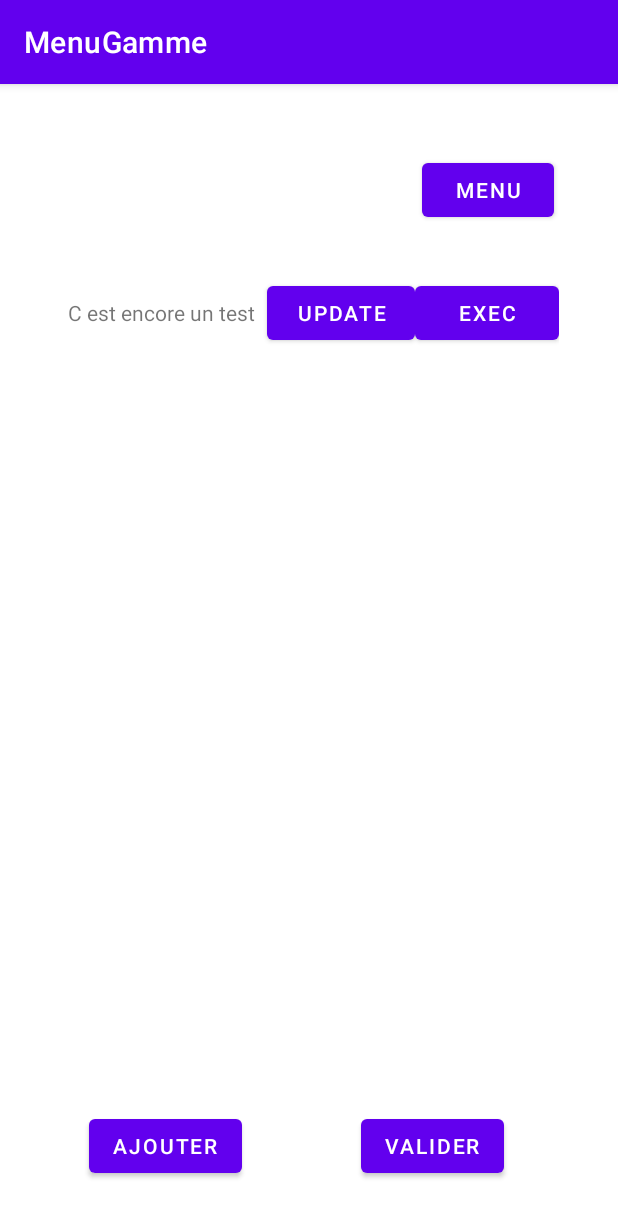
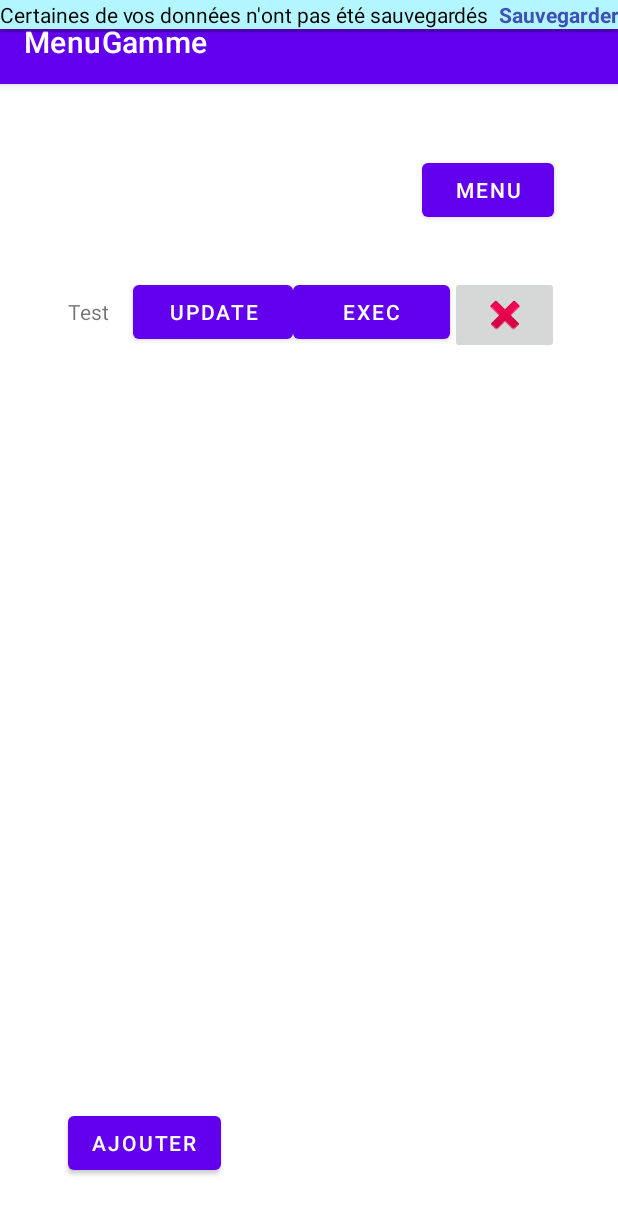
Before and after one commit to simont44/ApplicationAndroid, an Android app: the ListGammeActivity screen opened directly, with no data from a screen before it, on a phone screen of 412 x 824 dp. Shown: the top 1217 px of the screen. Run offline under Robolectric (Android 15) with nearby library versions, the phone set to English and light mode, and no system bars.

Commit message:
ça marche presque tout partout

```diff
--- a/app/src/main/AndroidManifest.xml
+++ b/app/src/main/AndroidManifest.xml
@@ -27,6 +27,9 @@
         <activity
             android:name=".OperationRepository.EditOperationActivity"
             android:label="EditOperation" />
+        <activity
+            android:name=".AbstractActivity"
+            android:label="AbstractActivity" />
     </application>
 
 </manifest>
--- a/app/src/main/java/com/example/robotandroid/GammeRepository/EditGammeActivity.java
+++ b/app/src/main/java/com/example/robotandroid/GammeRepository/EditGammeActivity.java
@@ -11,6 +11,7 @@
 import android.widget.TextView;
 
 import com.example.robotandroid.AbstractActivity;
+import com.example.robotandroid.JSONManager;
 import com.example.robotandroid.ListGammeActivity;
 import com.example.robotandroid.MenuDemarrage;
 import com.example.robotandroid.MessageJSON;
@@ -53,6 +54,8 @@
                 gamme.id = ((TextView) findViewById(R.id.editText_titregamme)).getText().toString();
                 gamme.description = ((TextView) findViewById(R.id.muliTextView_descriptionGamme)).getText().toString();
                 menuGamme.putExtra("extragamme",gamme);
+                MessageJSON msg = new MessageJSON(MessageJSON.TypeMessage.editer, gamme);
+                JSONManager.listMessage.add(msg);
                 startActivity(menuGamme);
                 finish();
             }
@@ -83,7 +86,6 @@
         Operation operation = new Operation("nouveau","nouveau");
         Intent menuOpe = new Intent(this, EditOperationActivity.class);
 
-        MessageJSON msg = new MessageJSON(MessageJSON.TypeMessage.editer,gamme);
         try{
             gamme.AjouterOperation(operation);
         }catch(Exception e) {
--- a/app/src/main/java/com/example/robotandroid/GammeRepository/GammeAdapter.java
+++ b/app/src/main/java/com/example/robotandroid/GammeRepository/GammeAdapter.java
@@ -8,16 +8,16 @@
 import androidx.annotation.NonNull;
 import androidx.recyclerview.widget.RecyclerView;
 
+import com.example.robotandroid.ListGammeActivity;
 import com.example.robotandroid.R;
 
 import java.util.List;
 
 public class GammeAdapter extends RecyclerView.Adapter<GammeViewHolder> {
 
-    private final List<Gamme> ListGamme;
 
-    public GammeAdapter(List<Gamme> listGamme) {
-        ListGamme = listGamme;
+    public GammeAdapter() {
+
     }
 
     //Liste entière des items Gammes
@@ -32,12 +32,12 @@
     @Override
     public void onBindViewHolder(GammeViewHolder holder, int position) {
     // on charge l'item graphic, on dit ce qu'il faut afficher dans l'item.
-        holder.UpdateVisual(ListGamme.get(position));
+        holder.UpdateVisual(ListGammeActivity.ListeGamme.get(position));
     }
 
     @Override
     public int getItemCount() {
-        return ListGamme.size();
+        return ListGammeActivity.ListeGamme.size();
     }
 
 }
--- a/app/src/main/java/com/example/robotandroid/GammeRepository/GammeViewHolder.java
+++ b/app/src/main/java/com/example/robotandroid/GammeRepository/GammeViewHolder.java
@@ -1,13 +1,20 @@
 package com.example.robotandroid.GammeRepository;
 
 import android.content.Intent;
+import android.util.Log;
 import android.view.View;
 import android.widget.Button;
+import android.widget.ImageButton;
 import android.widget.TextView;
 
 import androidx.recyclerview.widget.RecyclerView;
 
+import com.example.robotandroid.JSONManager;
+import com.example.robotandroid.ListGammeActivity;
+import com.example.robotandroid.MessageJSON;
 import com.example.robotandroid.R;
+
+import java.util.List;
 
 public class GammeViewHolder extends RecyclerView.ViewHolder {
 
@@ -15,12 +22,14 @@
     private TextView TextViewGamme;
     private Button ButtonUpdate;
     private Button buttonExec;
+    private ImageButton buttonDelete;
 
     public GammeViewHolder(View itemView) {
         super(itemView);
        TextViewGamme = itemView.findViewById(R.id.TextViewLabelGamme);
        ButtonUpdate = itemView.findViewById(R.id.ButtonUpdate);
        buttonExec = itemView.findViewById(R.id.buttonExec);
+       buttonDelete = itemView.findViewById(R.id.widget_listgamme_buttondelete);
     }
 
     public Gamme getUnegamme() {
@@ -41,6 +50,20 @@
         });
         this.unegamme = unegamme;
         TextViewGamme.setText(unegamme.description);
+
+        buttonDelete.setOnClickListener(new View.OnClickListener() {
+            @Override
+            public void onClick(View v) {
+                SupprimerGamme();
+            }
+        });
+
+        buttonExec.setOnClickListener(new View.OnClickListener() {
+            @Override
+            public void onClick(View v) {
+                ExecuterGamme();
+            }
+        });
     }
     //On envoie sur l'activité de création en donnant les fichiers en paramètres
     public  void GoToEditerGamme()
@@ -49,5 +72,18 @@
         menuEdit.putExtra("extragamme",this.unegamme);
         itemView.getContext().startActivity(menuEdit);
     }
+    public void SupprimerGamme()
+    {
+        ListGammeActivity.ListeGamme.remove(this.unegamme);
+        MessageJSON msg = new MessageJSON(MessageJSON.TypeMessage.supprimer,unegamme);
+    }
+    public void ExecuterGamme()
+    {
+        MessageJSON msg = new MessageJSON(MessageJSON.TypeMessage.executer, unegamme);
+        try{
+            JSONManager.SendDataJson(msg);
+        }catch (Exception e){
+            Log.e("FailedExec","L'envoie de la gamme a executer a échouer.");};
+    }
 
 }
--- a/app/src/main/java/com/example/robotandroid/ListGammeActivity.java
+++ b/app/src/main/java/com/example/robotandroid/ListGammeActivity.java
@@ -19,8 +19,9 @@
 
 public class ListGammeActivity extends AbstractActivity {
 
+    public static ArrayList<Gamme> ListeGamme = new ArrayList<Gamme>();
+
     private RecyclerView GammeRecyclerView;
-    private List<Gamme> listeGamme = new ArrayList<Gamme>();
     @Override
     protected void onCreate(Bundle savedInstanceState) {
         super.onCreate(savedInstanceState);
@@ -28,8 +29,9 @@
         Gamme gamme = (Gamme) getIntent().getSerializableExtra("extragamme");
         if(gamme!= null)
         {
-            listeGamme.add(gamme);
+            this.ListeGamme.add(gamme);
         }
+
 
         Button buttonMenu = findViewById(R.id.buttonMenu);
         buttonMenu.setOnClickListener(new View.OnClickListener() {
@@ -49,21 +51,7 @@
 
 
         GammeRecyclerView = findViewById(R.id.ViewListGamme);
-
-        //Jeu de données temporaire
-       Gamme gamme2 = new Gamme("2", "C est encore un test");
-       Operation op1 = new Operation("Tourner","ça tourne");
-        try {
-            gamme2.AjouterOperation(op1);
-            op1.AjouterTache(new Tache(Tache.TypeAction.Attendre,5));
-        } catch (Exception e) {
-            e.printStackTrace();
-        }
-        listeGamme.add(gamme2);
-      //   String s = JSONManager.SendDataJson(listeGamme);  //On met ce qu'on reçoit de la base de données
-      // String s = "{\"description\":\"Test rotation\",\"id\":\"1\",\"listeOperations\":[{\"ListeTaches\":[{\"typeAction\":\"Tourner\",\"valeur\":12},{\"typeAction\":\"Attendre\",\"valeur\":5}]},{\"ListeTaches\":[{\"typeAction\":\"Tourner\",\"valeur\":24}]}]}\n";
-      //  listeGamme= JSONManager.ConvertStringToListGamme(s);
-        ApplyGammeAdapter(listeGamme);
+        ApplyGammeAdapter();
         AfficherSauvegarde(findViewById(R.id.root_menugamme));
     }
     public void RetourMenu()
@@ -78,16 +66,14 @@
         Gamme gamme = new Gamme("nouveau","nouveau");
         Intent menuCreate = new Intent(this, EditGammeActivity.class);
         menuCreate.putExtra("extragamme",gamme);
-        MessageJSON msg = new MessageJSON(MessageJSON.TypeMessage.editer,gamme);
-        JSONManager.listMessage.add(msg);
         startActivity(menuCreate);
 
     }
 
 
-    private void ApplyGammeAdapter(List<Gamme> list){
+    private void ApplyGammeAdapter(){
         //Appel à la sauvegarde des gammes
-        GammeAdapter adapter = new GammeAdapter(list);
+        GammeAdapter adapter = new GammeAdapter();
         GammeRecyclerView.setLayoutManager(new LinearLayoutManager(getApplicationContext()));
         GammeRecyclerView.setAdapter(adapter);
     }
--- a/app/src/main/java/com/example/robotandroid/OperationRepository/EditOperationActivity.java
+++ b/app/src/main/java/com/example/robotandroid/OperationRepository/EditOperationActivity.java
@@ -107,7 +107,6 @@
         menutache.putExtra("extragamme",gamme);
         menutache.putExtra("numOpe",gamme.getListeOperations().indexOf(uneoperation));
         menutache.putExtra("numTache",uneoperation.ListeTaches.indexOf(tache));
-        MessageJSON msg = new MessageJSON(MessageJSON.TypeMessage.editer,gamme);
         startActivity(menutache);
         finish();
     }
--- a/app/src/main/res/layout/activity_menu_gamme.xml
+++ b/app/src/main/res/layout/activity_menu_gamme.xml
@@ -25,23 +25,11 @@
       android:layout_height="wrap_content"
       android:text="Ajouter"
       app:layout_constraintBottom_toBottomOf="parent"
-      app:layout_constraintEnd_toStartOf="@+id/buttonCommit"
-      app:layout_constraintHorizontal_bias="0.427"
+      app:layout_constraintEnd_toEndOf="parent"
+      app:layout_constraintHorizontal_bias="0.146"
       app:layout_constraintStart_toStartOf="parent"
       app:layout_constraintTop_toTopOf="parent"
-      app:layout_constraintVertical_bias="0.95" />
-
-  <Button
-      android:id="@+id/buttonCommit"
-      android:layout_width="wrap_content"
-      android:layout_height="wrap_content"
-      android:layout_marginEnd="76dp"
-      android:layout_marginRight="76dp"
-      android:text="Valider"
-      app:layout_constraintBottom_toBottomOf="@+id/buttonAdd"
-      app:layout_constraintEnd_toEndOf="parent"
-      app:layout_constraintTop_toTopOf="@+id/buttonAdd"
-      app:layout_constraintVertical_bias="0.0" />
+      app:layout_constraintVertical_bias="0.947" />
 
   <androidx.recyclerview.widget.RecyclerView
       android:id="@+id/ViewListGamme"
--- a/app/src/main/res/layout/widget_liste_gamme.xml
+++ b/app/src/main/res/layout/widget_liste_gamme.xml
@@ -1,5 +1,6 @@
 <?xml version="1.0" encoding="utf-8"?>
 <LinearLayout xmlns:android="http://schemas.android.com/apk/res/android"
+    xmlns:app="http://schemas.android.com/apk/res-auto"
     android:id="@+id/linearLayoutlisteGamme"
     android:layout_width="match_parent"
     android:layout_height="wrap_content">
@@ -25,4 +26,11 @@
         android:layout_weight="1"
         android:text="exec" />
 
+    <ImageButton
+        android:id="@+id/widget_listgamme_buttondelete"
+        android:layout_width="wrap_content"
+        android:layout_height="wrap_content"
+        android:layout_weight="1"
+        app:srcCompat="@android:drawable/ic_delete" />
+
 </LinearLayout>
```
Also changed, not shown: app/src/main/java/com/example/robotandroid/AbstractActivity.java (+30 -5 lines), app/src/main/java/com/example/robotandroid/JSONManager.java (+20 -15 lines), app/src/main/java/com/example/robotandroid/MenuDemarrage.java (+13 -0 lines).
